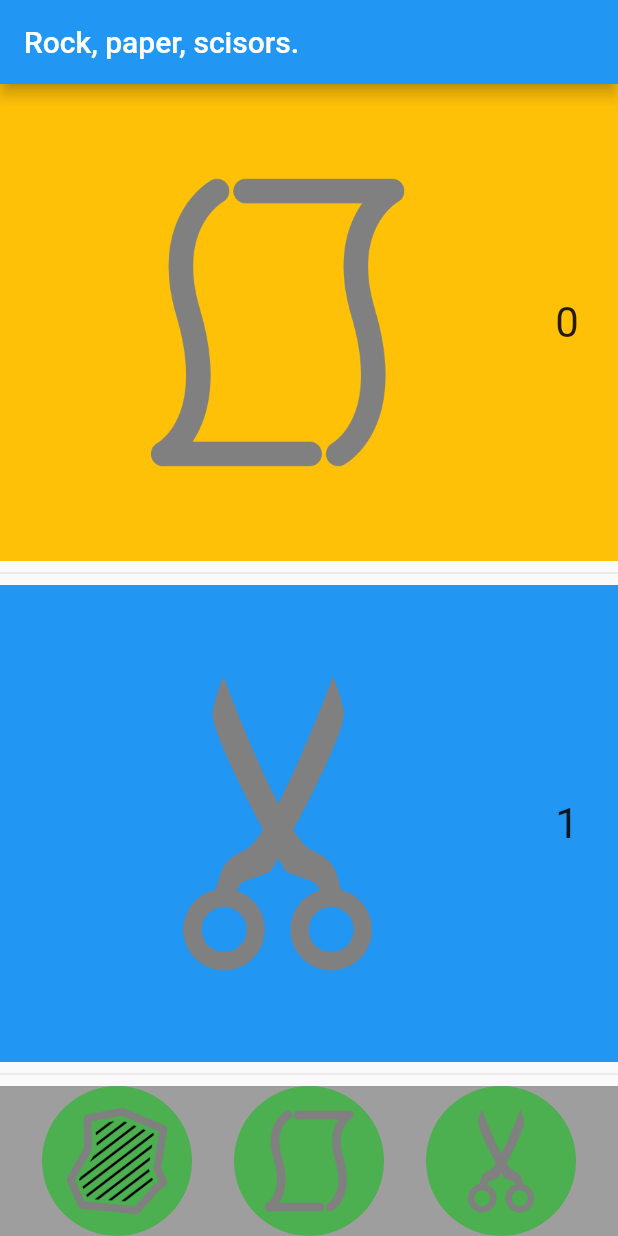
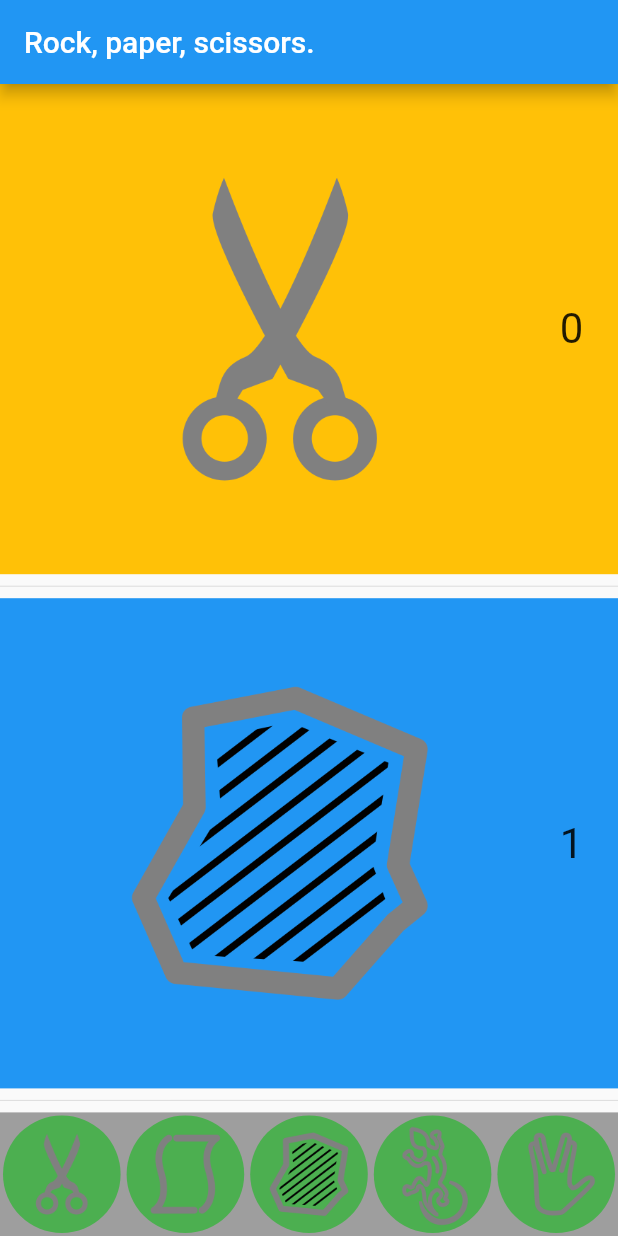
Before and after one commit to MatthieuMeert/rock_paper_scissors, a Flutter app: the screen it shows after launch, item 3 of the bottom bar chosen, on a phone screen of 412 x 824 dp. Run offline on Flutter 3.47's test engine with Material 2 defaults, Android fonts, the phone set to English and light mode, and no system bars; our stand-ins replace shared_preferences.

Commit message:
added lizard_spok version of the game

```diff
--- /dev/null
+++ b/lib/models/lizard_spok_model.dart
@@ -0,0 +1,28 @@
+class LizardSpokModel {
+  List<String> choicesList = ['scissors', 'paper', 'rock', 'lizard', 'spok'];
+  String? choice;
+  String? answer;
+  int gamesWon = 0;
+  int gamesLost = 0;
+  int gamesDraw = 0;
+
+  LizardSpokModel();
+
+  addGameToStats() {
+    if (choice == answer) {
+      gamesDraw++;
+    } else if (choice == 'rock' && (answer == 'scissors' || answer == 'lizard') ||
+        choice == 'paper' && (answer == 'rock' || answer == 'spok') ||
+        choice == 'scissors' && (answer == 'paper' || answer == 'lizard') ||
+        choice == 'lizard' && (answer == 'paper' || answer == 'spok') ||
+        choice == 'spok' && (answer == 'rock' || answer == 'scissors')) {
+      gamesWon++;
+    } else if (choice == 'rock' && (answer == 'paper' || answer == 'spok') ||
+        choice == 'paper' && (answer == 'scissors' || answer == 'lizard') ||
+        choice == 'scissors' && (answer == 'rock' || answer == 'spok') ||
+        choice == 'lizard' && (answer == 'rock' || answer == 'scissors') ||
+        choice == 'spok' && (answer == 'paper' || answer == 'lizard')) {
+      gamesLost++;
+    }
+  }
+}
--- a/lib/models/game_model.dart
+++ b/lib/models/rps_model.dart
@@ -1,23 +1,23 @@
-class GameModel {
-  List<String> choicesList = ['rock', 'paper', 'scisors'];
+class RPSModel {
+  List<String> choicesList = ['rock', 'paper', 'scissors'];
   String? choice;
   String? answer;
   int gamesWon = 0;
   int gamesLost = 0;
   int gamesDraw = 0;
 
-  GameModel();
+  RPSModel();
 
   addGameToStats() {
     if (choice == answer) {
       gamesDraw++;
-    } else if (choice == 'rock' && answer == 'scisors' ||
+    } else if (choice == 'rock' && answer == 'scissors' ||
         choice == 'paper' && answer == 'rock' ||
-        choice == 'scisors' && answer == 'paper') {
+        choice == 'scissors' && answer == 'paper') {
       gamesWon++;
     } else if (choice == 'rock' && answer == 'paper' ||
-        choice == 'paper' && answer == 'scisors' ||
-        choice == 'scisors' && answer == 'rock') {
+        choice == 'paper' && answer == 'scissors' ||
+        choice == 'scissors' && answer == 'rock') {
       gamesLost++;
     }
   }
--- a/lib/view_models/game_view_model.dart
+++ b/lib/view_models/game_view_model.dart
@@ -1,11 +1,12 @@
 import 'dart:math';
 
 import 'package:flutter/material.dart';
+import 'package:rps/models/lizard_spok_model.dart';
 import 'package:shared_preferences/shared_preferences.dart';
-import 'package:rps/models/game_model.dart';
+import 'package:rps/models/rps_model.dart';
 
 class GameViewModel with ChangeNotifier {
-  var gameModel = GameModel();
+  var gameModel = LizardSpokModel();
 
   List<String> getChoicesList() => gameModel.choicesList;
   String? getChoice() => gameModel.choice;
--- a/lib/views/game_view.dart
+++ b/lib/views/game_view.dart
@@ -8,7 +8,7 @@ class GameView extends StatelessWidget {
   @override
   Widget build(BuildContext context) {
     return Scaffold(
-      appBar: AppBar(title: const Text('Rock, paper, scisors.')),
+      appBar: AppBar(title: const Text('Rock, paper, scissors.')),
       body: GameBoard(),
     );
   }
@@ -78,14 +78,15 @@ class GameBoard extends StatelessWidget {
           color: Colors.grey,
           child: Row(
             mainAxisAlignment: MainAxisAlignment.spaceEvenly,
-            children: [
-              ChoicePicker(
-                  Provider.of<GameViewModel>(context).getChoicesList()[0]),
-              ChoicePicker(
-                  Provider.of<GameViewModel>(context).getChoicesList()[1]),
-              ChoicePicker(
-                  Provider.of<GameViewModel>(context).getChoicesList()[2])
-            ],
+            children: Provider.of<GameViewModel>(context).getChoicesList().map((choice) => ChoicePicker(choice)).toList(),
+            // children: [
+            //   ChoicePicker(
+            //       Provider.of<GameViewModel>(context).getChoicesList()[0]),
+            //   ChoicePicker(
+            //       Provider.of<GameViewModel>(context).getChoicesList()[1]),
+            //   ChoicePicker(
+            //       Provider.of<GameViewModel>(context).getChoicesList()[2])
+            // ],
           ),
         )
       ],
@@ -99,13 +100,14 @@ class ChoicePicker extends StatelessWidget {
 
   @override
   Widget build(BuildContext context) {
-    return InkWell(
+    return Flexible(
+      child: InkWell(
         onTap: () {
           Provider.of<GameViewModel>(context, listen: false).play(choice);
         },
+        child: Padding(
+          padding: EdgeInsets.all(2),
           child: Container(
-        width: 100,
-        height: 100,
             decoration: const BoxDecoration(
               shape: BoxShape.circle,
               color: Colors.green,
@@ -113,6 +115,8 @@ class ChoicePicker extends StatelessWidget {
             child: Image.asset('assets/images/$choice.png'),
             alignment: Alignment.center,
           ),
+        ),
+      ),
     );
   }
 }
```
Also changed, not shown: assets/images/lizard.png (added), assets/images/scissors.png (renamed from assets/images/scisors.png), assets/images/spok.png (added), assets/rps.svg. Lines whose indentation alone changed are shown as unchanged.
